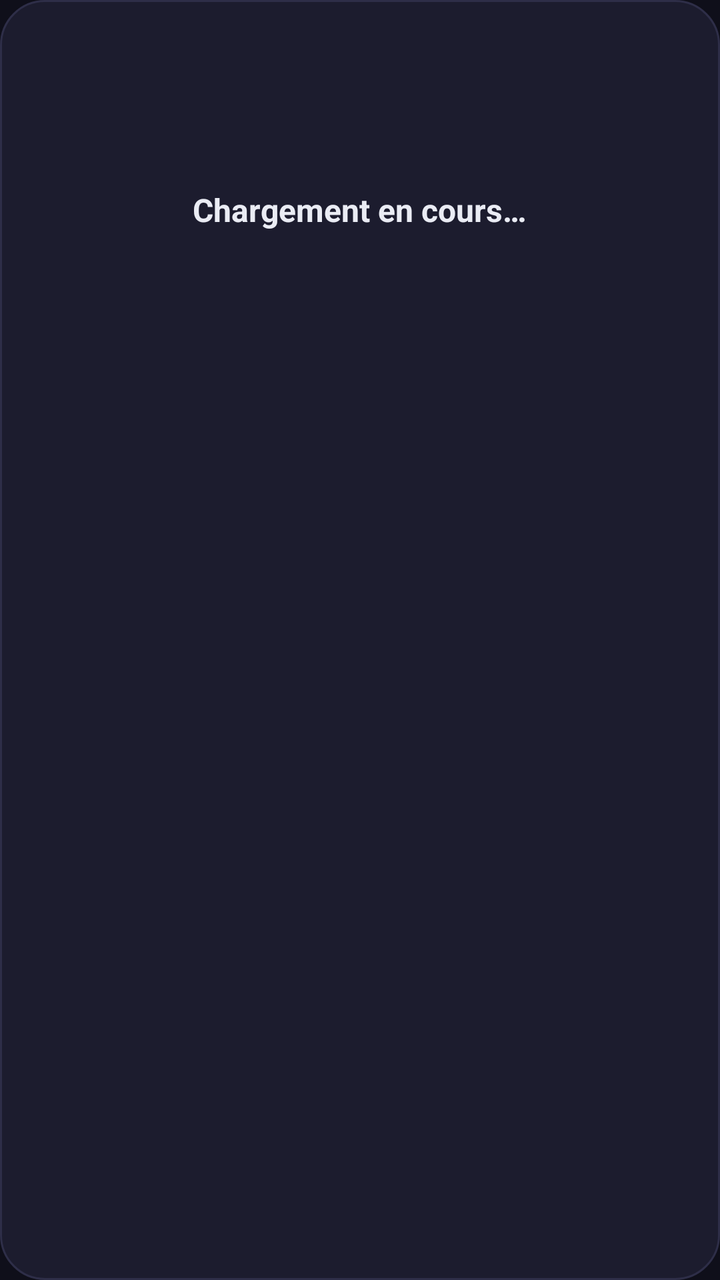
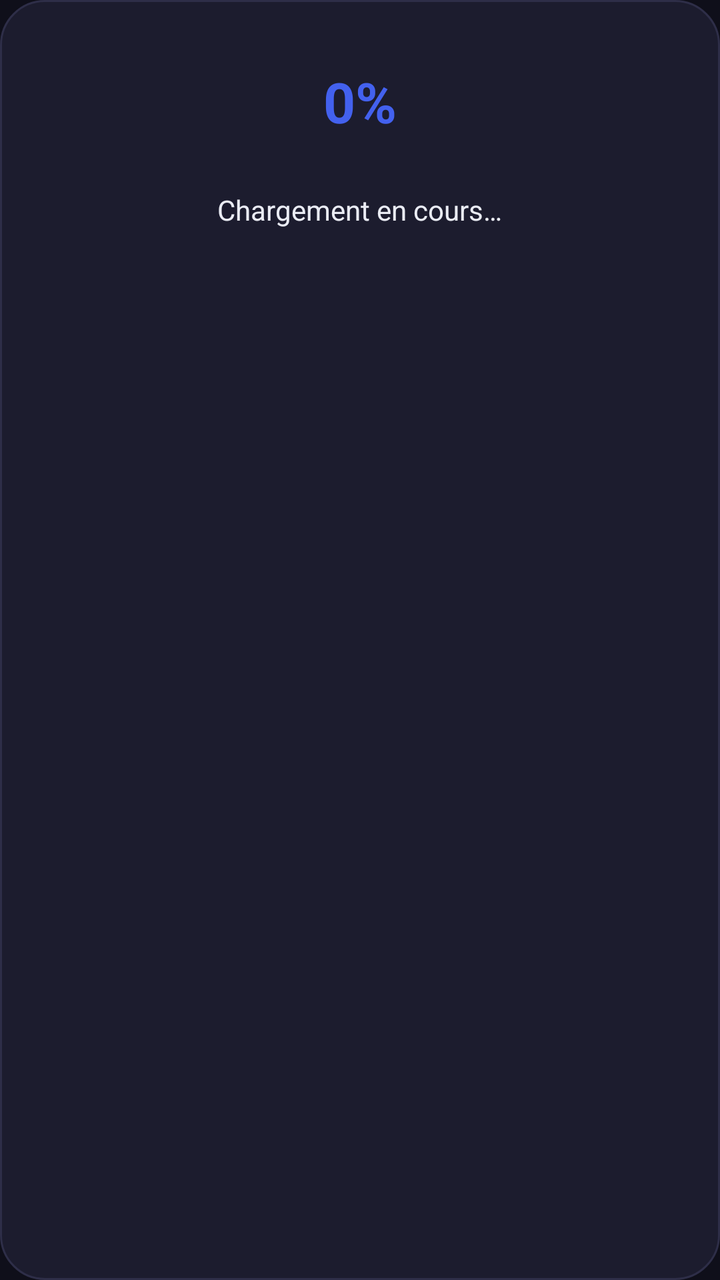

Compare the two renders of this Android layout. The source of the first and the diff that turns it into the second are given below.
<!-- AndroidManifest.xml: application theme Theme.IPTV -->
<!-- res/layout/dialog_loading.xml -->
<?xml version="1.0" encoding="utf-8"?>
<LinearLayout xmlns:android="http://schemas.android.com/apk/res/android"
    android:layout_width="280dp"
    android:layout_height="wrap_content"
    android:orientation="vertical"
    android:background="@drawable/bg_dialog"
    android:gravity="center_horizontal"
    android:paddingStart="28dp"
    android:paddingEnd="28dp"
    android:paddingTop="32dp"
    android:paddingBottom="32dp">

    <ProgressBar
        android:layout_width="44dp"
        android:layout_height="44dp"
        android:indeterminateTint="@color/accent" />

    <TextView
        android:id="@+id/tv_loading_message"
        android:layout_width="wrap_content"
        android:layout_height="wrap_content"
        android:layout_marginTop="18dp"
        android:text="@string/setup_loading_in_progress"
        android:textColor="@color/text_primary"
        android:textSize="16sp"
        android:textStyle="bold" />

</LinearLayout>
<!-- resources referenced by this layout -->
<resources>
  <color name="accent">#4361EE</color>
  <color name="text_primary">#EAECF4</color>
  <!-- drawable bg_dialog (drawable) -->
  <?xml version="1.0" encoding="utf-8"?>
  <shape xmlns:android="http://schemas.android.com/apk/res/android" android:shape="rectangle">
      <solid android:color="#1C1C2E" />
      <corners android:radius="22dp" />
      <stroke android:width="1dp" android:color="#2E2E48" />
  </shape>
  <string name="setup_loading_in_progress">Chargement en cours…</string>
  <style name="Theme.IPTV" parent="Theme.Leanback">
          <item name="android:windowBackground">@color/bg_dark</item>
          <item name="colorPrimary">@color/accent</item>
          <item name="colorAccent">@color/accent</item>
          <item name="android:textColorPrimary">@color/text_primary</item>
          <item name="android:textColorSecondary">@color/text_secondary</item>
          <item name="android:editTextColor">@color/text_primary</item>
          <item name="android:colorControlActivated">@color/accent</item>
          <item name="android:colorControlHighlight">#334361EE</item>
          
          <item name="windowNoTitle">true</item>
          <item name="android:windowNoTitle">true</item>
          <item name="windowActionBar">false</item>
          <item name="android:windowActionBar">false</item>
      </style>
  <color name="bg_dark">#0F0F1A</color>
  <color name="text_secondary">#8892B0</color>
</resources>

<!-- the commit's change to res/layout/dialog_loading.xml (unified diff, before → after) -->
@@ -1,6 +1,6 @@
 <?xml version="1.0" encoding="utf-8"?>
 <LinearLayout xmlns:android="http://schemas.android.com/apk/res/android"
-    android:layout_width="280dp"
+    android:layout_width="300dp"
     android:layout_height="wrap_content"
     android:orientation="vertical"
     android:background="@drawable/bg_dialog"
@@ -10,19 +10,33 @@
     android:paddingTop="32dp"
     android:paddingBottom="32dp">
 
+    <TextView
+        android:id="@+id/tv_loading_percent"
+        android:layout_width="wrap_content"
+        android:layout_height="wrap_content"
+        android:text="0%"
+        android:textColor="@color/accent"
+        android:textSize="28sp"
+        android:textStyle="bold" />
+
     <ProgressBar
-        android:layout_width="44dp"
-        android:layout_height="44dp"
-        android:indeterminateTint="@color/accent" />
+        android:id="@+id/progress_bar"
+        style="?android:attr/progressBarStyleHorizontal"
+        android:layout_width="match_parent"
+        android:layout_height="wrap_content"
+        android:layout_marginTop="12dp"
+        android:max="100"
+        android:progress="0"
+        android:progressTint="@color/accent" />
 
     <TextView
         android:id="@+id/tv_loading_message"
         android:layout_width="wrap_content"
         android:layout_height="wrap_content"
-        android:layout_marginTop="18dp"
+        android:layout_marginTop="14dp"
+        android:gravity="center"
         android:text="@string/setup_loading_in_progress"
         android:textColor="@color/text_primary"
-        android:textSize="16sp"
-        android:textStyle="bold" />
+        android:textSize="14sp" />
 
 </LinearLayout>
